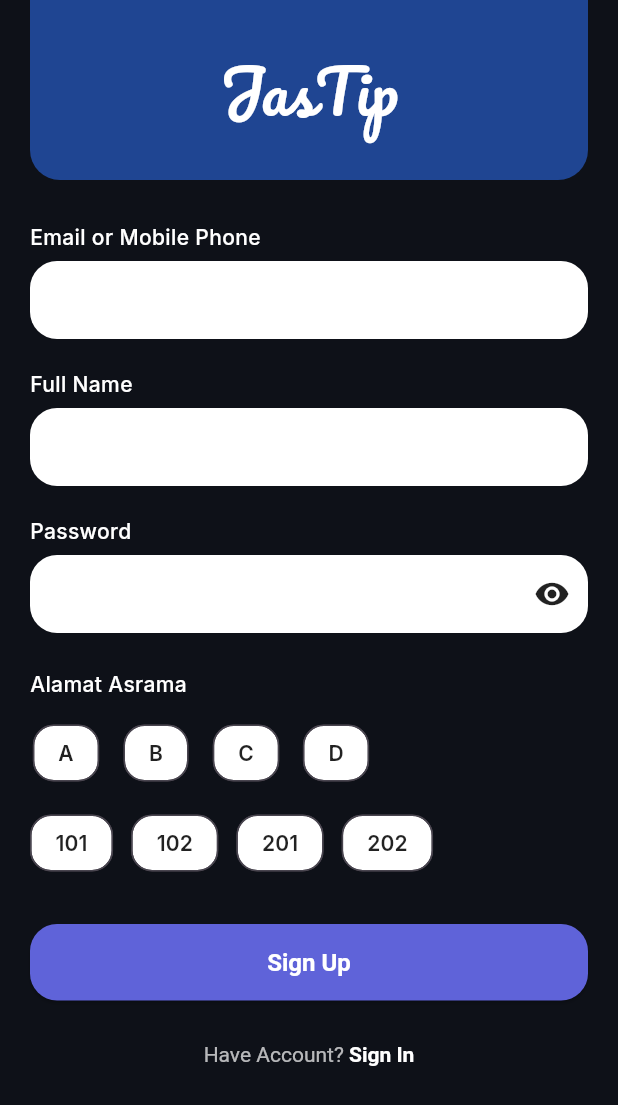
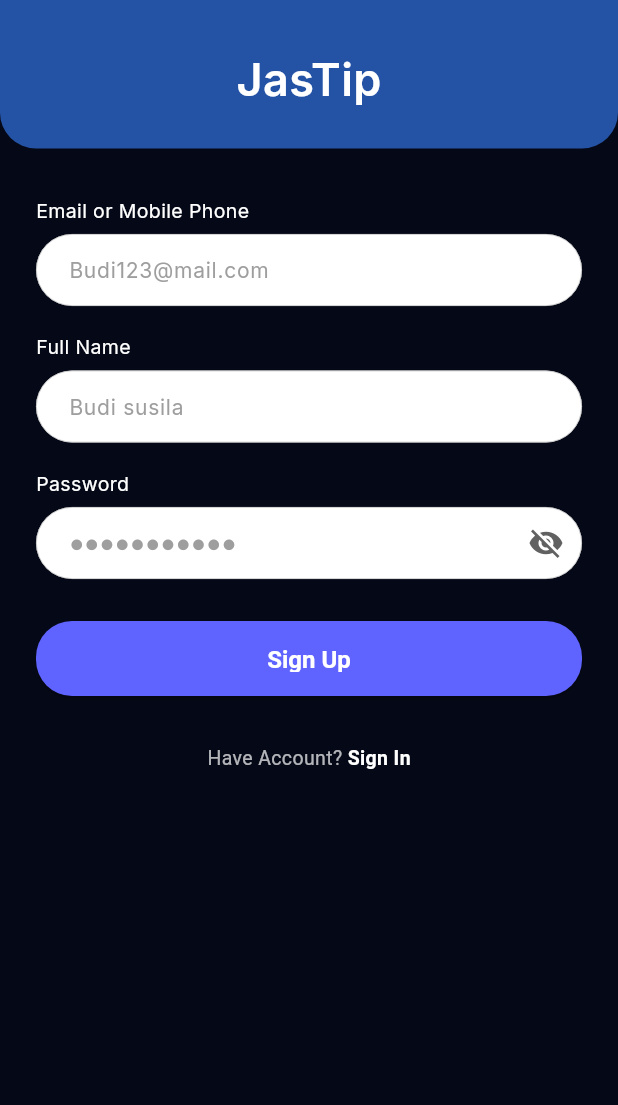
Before and after one commit to Heeeevi/Jastip-Tekber, a Flutter app: the SignUpScreen screen opened by its route, on a phone screen of 412 x 824 dp. Shown: the top 1105 px of the screen. Run offline on Flutter 3.47's test engine with Material 3 defaults, Android fonts, the phone set to English and light mode, and no system bars; our stand-ins replace google_fonts.

Commit message:
Signup dan logi

```diff
--- a/lib/screens/sign_up_screen.dart
+++ b/lib/screens/sign_up_screen.dart
@@ -1,5 +1,5 @@
+// sign_up_screen.dart
 import 'package:flutter/material.dart';
-import 'package:google_fonts/google_fonts.dart';
 
 class SignUpScreen extends StatefulWidget {
   const SignUpScreen({super.key});
@@ -10,129 +10,222 @@ class SignUpScreen extends StatefulWidget {
 
 class _SignUpScreenState extends State<SignUpScreen> {
   final TextEditingController emailPhoneCtrl = TextEditingController();
-  final TextEditingController nameCtrl = TextEditingController();
+  final TextEditingController fullNameCtrl = TextEditingController();
   final TextEditingController passwordCtrl = TextEditingController();
+
   bool obscure = true;
-  String? selectedBlock;
-  String? selectedRoom;
-
-  final List<String> blocks = ['A', 'B', 'C', 'D'];
-  final List<String> rooms = ['101', '102', '201', '202'];
 
   @override
   void dispose() {
     emailPhoneCtrl.dispose();
-    nameCtrl.dispose();
+    fullNameCtrl.dispose();
     passwordCtrl.dispose();
     super.dispose();
-  }
-
-  Widget _header() {
-    return Container(
-      height: 120,
-      width: double.infinity,
-      decoration: const BoxDecoration(
-        color: Color(0xFF1F4592),
-        borderRadius: BorderRadius.only(
-          bottomLeft: Radius.circular(20),
-          bottomRight: Radius.circular(20),
-        ),
-      ),
-      alignment: Alignment.center,
-      child: Text('JasTip',
-          style: GoogleFonts.pacifico(
-            color: Colors.white,
-            fontSize: 40,
-          )),
-    );
-  }
-
-  Widget _chipGroup(List<String> data, String? selected, void Function(String) onTap) {
-    return Wrap(
-      spacing: 12,
-      runSpacing: 8,
-      children: data.map((val) {
-        final active = val == selected;
-        return ChoiceChip(
-          label: Text(val),
-          selected: active,
-          onSelected: (_) => onTap(val),
-          backgroundColor: Colors.white,
-          selectedColor: const Color(0xFF5F63D9),
-          labelStyle: TextStyle(
-            color: active ? Colors.white : Colors.black87,
-            fontWeight: FontWeight.w600,
-          ),
-          shape: RoundedRectangleBorder(borderRadius: BorderRadius.circular(14)),
-        );
-      }).toList(),
-    );
   }
 
   @override
   Widget build(BuildContext context) {
     return Scaffold(
+      backgroundColor: const Color(0xFF050816),
       body: SafeArea(
-        child: SingleChildScrollView(
-          padding: const EdgeInsets.symmetric(horizontal: 20),
         child: Column(
-            crossAxisAlignment: CrossAxisAlignment.start,
           children: [
-              _header(),
-              const SizedBox(height: 28),
-              const Text('Email or Mobile Phone', style: TextStyle(fontSize: 14, fontWeight: FontWeight.w500)),
-              const SizedBox(height: 6),
-              TextField(controller: emailPhoneCtrl, keyboardType: TextInputType.emailAddress),
-              const SizedBox(height: 20),
-              const Text('Full Name', style: TextStyle(fontSize: 14, fontWeight: FontWeight.w500)),
-              const SizedBox(height: 6),
-              TextField(controller: nameCtrl),
-              const SizedBox(height: 20),
-              const Text('Password', style: TextStyle(fontSize: 14, fontWeight: FontWeight.w500)),
-              const SizedBox(height: 6),
-              TextField(
-                controller: passwordCtrl,
-                obscureText: obscure,
-                decoration: InputDecoration(
-                  suffixIcon: IconButton(
-                    icon: Icon(obscure ? Icons.visibility : Icons.visibility_off, color: Colors.black87),
-                    onPressed: () => setState(() => obscure = !obscure),
+            // HEADER
+            Container(
+              width: double.infinity,
+              padding: const EdgeInsets.only(top: 32, bottom: 24),
+              decoration: const BoxDecoration(
+                color: Color(0xFF2453A6),
+                borderRadius: BorderRadius.only(
+                  bottomLeft: Radius.circular(24),
+                  bottomRight: Radius.circular(24),
+                ),
+              ),
+              alignment: Alignment.center,
+              child: const Text(
+                'JasTip',
+                style: TextStyle(
+                  fontSize: 30,
+                  color: Colors.white,
+                  fontWeight: FontWeight.w600,
                 ),
               ),
             ),
-              const SizedBox(height: 24),
-              const Text('Alamat Asrama', style: TextStyle(fontSize: 14, fontWeight: FontWeight.w500)),
-              const SizedBox(height: 12),
-              _chipGroup(blocks, selectedBlock, (v) => setState(() => selectedBlock = v)),
-              const SizedBox(height: 12),
-              _chipGroup(rooms, selectedRoom, (v) => setState(() => selectedRoom = v)),
-              const SizedBox(height: 30),
-              SizedBox(
-                width: double.infinity,
-                child: ElevatedButton(
-                  onPressed: () {
-                    // For now simply navigate to login
-                    Navigator.pushReplacementNamed(context, '/login');
-                  },
-                  child: const Text('Sign Up'),
+
+            // FORM
+            Expanded(
+              child: SingleChildScrollView(
+                padding: const EdgeInsets.symmetric(
+                  horizontal: 24,
+                  vertical: 32,
                 ),
+                child: Column(
+                  crossAxisAlignment: CrossAxisAlignment.stretch,
+                  children: [
+                    _buildTextField(
+                      label: 'Email or Mobile Phone',
+                      hint: 'Budi123@mail.com',
+                      controller: emailPhoneCtrl,
+                      keyboardType: TextInputType.emailAddress,
                     ),
+                    const SizedBox(height: 18),
+                    _buildTextField(
+                      label: 'Full Name',
+                      hint: 'Budi susila',
+                      controller: fullNameCtrl,
+                    ),
+                    const SizedBox(height: 18),
+                    _buildPasswordField(),
                     const SizedBox(height: 28),
-              Center(
-                child: GestureDetector(
-                  onTap: () => Navigator.pushReplacementNamed(context, '/login'),
-                  child: RichText(
-                    text: const TextSpan(
-                      text: 'Have Account? ',
-                      style: TextStyle(color: Colors.white70),
-                      children: [
-                        TextSpan(text: 'Sign In', style: TextStyle(color: Colors.white, fontWeight: FontWeight.bold)),
+                    _buildSignUpButton(),
+                    const SizedBox(height: 32),
+                    _buildBottomText(),
                   ],
                 ),
               ),
             ),
+          ],
         ),
-              const SizedBox(height: 40),
+      ),
+    );
+  }
+
+  Widget _buildTextField({
+    required String label,
+    required String hint,
+    required TextEditingController controller,
+    TextInputType? keyboardType,
+  }) {
+    return Column(
+      crossAxisAlignment: CrossAxisAlignment.start,
+      children: [
+        Text(label, style: const TextStyle(fontSize: 13, color: Colors.white)),
+        const SizedBox(height: 6),
+
+        // >>> INI YANG PENTING
+        TextField(
+          controller: controller,
+          keyboardType: keyboardType,
+          cursorColor: Colors.black,
+          style: const TextStyle(
+            fontSize: 14,
+            color: Colors.black, // paksa teks hitam
+          ),
+          decoration: InputDecoration(
+            hintText: hint,
+            hintStyle: TextStyle(fontSize: 14, color: Colors.grey[500]),
+            filled: true,
+            fillColor: Colors.white,
+            contentPadding: const EdgeInsets.symmetric(
+              horizontal: 18,
+              vertical: 12,
+            ),
+            enabledBorder: OutlineInputBorder(
+              borderRadius: BorderRadius.circular(24),
+              borderSide: BorderSide(color: Colors.grey.shade400, width: .5),
+            ),
+            focusedBorder: OutlineInputBorder(
+              borderRadius: BorderRadius.circular(24),
+              borderSide: const BorderSide(
+                color: Color(0xFF5F63FF),
+                width: 1.2,
+              ),
+            ),
+          ),
+        ),
+      ],
+    );
+  }
+
+  Widget _buildPasswordField() {
+    return Column(
+      crossAxisAlignment: CrossAxisAlignment.start,
+      children: [
+        const Text(
+          'Password',
+          style: TextStyle(fontSize: 13, color: Colors.white),
+        ),
+        const SizedBox(height: 6),
+
+        // >>> INI JUGA DIPAKSA HITAM
+        TextField(
+          controller: passwordCtrl,
+          obscureText: obscure,
+          cursorColor: Colors.black,
+          style: const TextStyle(
+            fontSize: 14,
+            color: Colors.black, // paksa teks hitam
+          ),
+          decoration: InputDecoration(
+            hintText: '●●●●●●●●●●●',
+            hintStyle: TextStyle(fontSize: 16, color: Colors.grey[500]),
+            filled: true,
+            fillColor: Colors.white,
+            contentPadding: const EdgeInsets.symmetric(
+              horizontal: 18,
+              vertical: 12,
+            ),
+            enabledBorder: OutlineInputBorder(
+              borderRadius: BorderRadius.circular(24),
+              borderSide: BorderSide(color: Colors.grey.shade400, width: .5),
+            ),
+            focusedBorder: OutlineInputBorder(
+              borderRadius: BorderRadius.circular(24),
+              borderSide: const BorderSide(
+                color: Color(0xFF5F63FF),
+                width: 1.2,
+              ),
+            ),
+            suffixIcon: IconButton(
+              icon: Icon(
+                obscure ? Icons.visibility_off : Icons.visibility,
+                color: Colors.grey[700],
+              ),
+              onPressed: () {
+                setState(() {
+                  obscure = !obscure;
+                });
+              },
+            ),
+          ),
+        ),
+      ],
+    );
+  }
+
+  Widget _buildSignUpButton() {
+    return SizedBox(
+      height: 50,
+      child: ElevatedButton(
+        onPressed: () {},
+        style: ElevatedButton.styleFrom(
+          backgroundColor: const Color(0xFF5F63FF),
+          shape: RoundedRectangleBorder(
+            borderRadius: BorderRadius.circular(24),
+          ),
+          textStyle: const TextStyle(fontSize: 16, fontWeight: FontWeight.w600),
+        ),
+        child: const Text('Sign Up'),
+      ),
+    );
+  }
+
+  Widget _buildBottomText() {
+    return const Center(
+      child: Padding(
+        padding: EdgeInsets.only(bottom: 8),
+        child: Text.rich(
+          TextSpan(
+            text: 'Have Account? ',
+            style: TextStyle(fontSize: 13, color: Colors.white70),
+            children: [
+              TextSpan(
+                text: 'Sign In',
+                style: TextStyle(
+                  fontWeight: FontWeight.w600,
+                  color: Colors.white,
+                ),
+              ),
             ],
           ),
         ),
```
Also changed, not shown: lib/screens/login_screen.dart (+29 -11 lines). Lines whose indentation alone changed are shown as unchanged.
